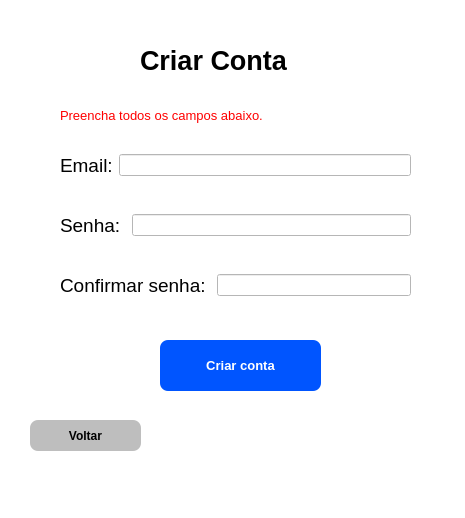
Before: the Qt Designer form biblioteca/interface_grafica/ui/criar_conta.ui in Gabriel-Leall/Sistema_Distribuidos, drawn with Qt 5.
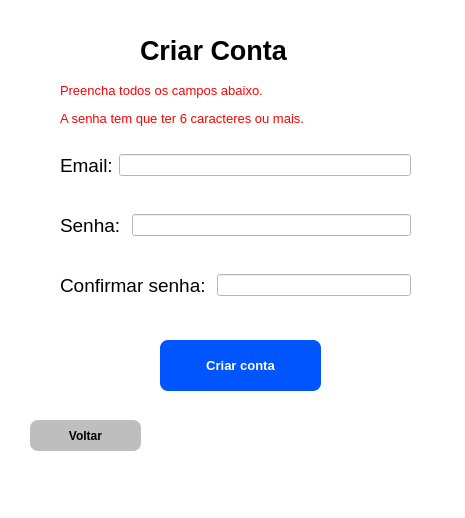
After: the same form once the commit is applied.

The edit to the form file:
```diff
--- a/biblioteca/interface_grafica/ui/criar_conta.ui
+++ b/biblioteca/interface_grafica/ui/criar_conta.ui
@@ -47,7 +47,7 @@
     <property name="geometry">
      <rect>
       <x>140</x>
-      <y>40</y>
+      <y>30</y>
       <width>191</width>
       <height>41</height>
      </rect>
@@ -187,9 +187,9 @@
     <property name="geometry">
      <rect>
       <x>60</x>
-      <y>100</y>
+      <y>80</y>
       <width>271</width>
-      <height>31</height>
+      <height>21</height>
      </rect>
     </property>
     <property name="font">
@@ -204,6 +204,27 @@
      <string>Preencha todos os campos abaixo. </string>
     </property>
    </widget>
+   <widget class="QLabel" name="label_6">
+    <property name="geometry">
+     <rect>
+      <x>60</x>
+      <y>110</y>
+      <width>331</width>
+      <height>16</height>
+     </rect>
+    </property>
+    <property name="font">
+     <font>
+      <pointsize>10</pointsize>
+     </font>
+    </property>
+    <property name="styleSheet">
+     <string notr="true">color: rgb(255, 0, 0);</string>
+    </property>
+    <property name="text">
+     <string>A senha tem que ter 6 caracteres ou mais.</string>
+    </property>
+   </widget>
   </widget>
   <widget class="QMenuBar" name="menubar">
    <property name="geometry">
```
